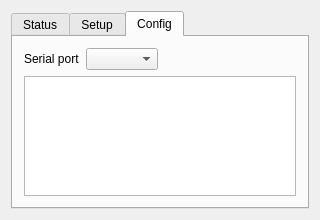
Qt form QtProj/WsRemoteControl/wsremotecontrol.ui (shaoyie/WaterSwitch) before a commit.
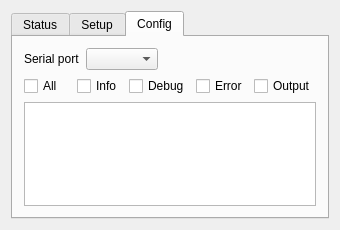
The same form after that commit. The open tabs and pages were chosen to show the change. Icons and pictures are not drawn.

Commit message: Add debug info control

Patch:
```diff
--- a/QtProj/WsRemoteControl/wsremotecontrol.ui
+++ b/QtProj/WsRemoteControl/wsremotecontrol.ui
@@ -6,8 +6,8 @@
    <rect>
     <x>0</x>
     <y>0</y>
-    <width>320</width>
-    <height>220</height>
+    <width>340</width>
+    <height>230</height>
    </rect>
   </property>
   <property name="windowTitle">
@@ -598,6 +598,45 @@
          </item>
         </layout>
        </item>
+       <item>
+        <layout class="QHBoxLayout" name="horizontalLayout_3">
+         <item>
+          <widget class="QCheckBox" name="allCB">
+           <property name="text">
+            <string>All</string>
+           </property>
+          </widget>
+         </item>
+         <item>
+          <widget class="QCheckBox" name="infoCB">
+           <property name="text">
+            <string>Info</string>
+           </property>
+          </widget>
+         </item>
+         <item>
+          <widget class="QCheckBox" name="dbgCB">
+           <property name="text">
+            <string>Debug</string>
+           </property>
+          </widget>
+         </item>
+         <item>
+          <widget class="QCheckBox" name="errCB">
+           <property name="text">
+            <string>Error</string>
+           </property>
+          </widget>
+         </item>
+         <item>
+          <widget class="QCheckBox" name="outputCB">
+           <property name="text">
+            <string>Output</string>
+           </property>
+          </widget>
+         </item>
+        </layout>
+       </item>
        <item>
         <widget class="QTextBrowser" name="logBrowser"/>
        </item>
```
The commit also changes 8 other files.
